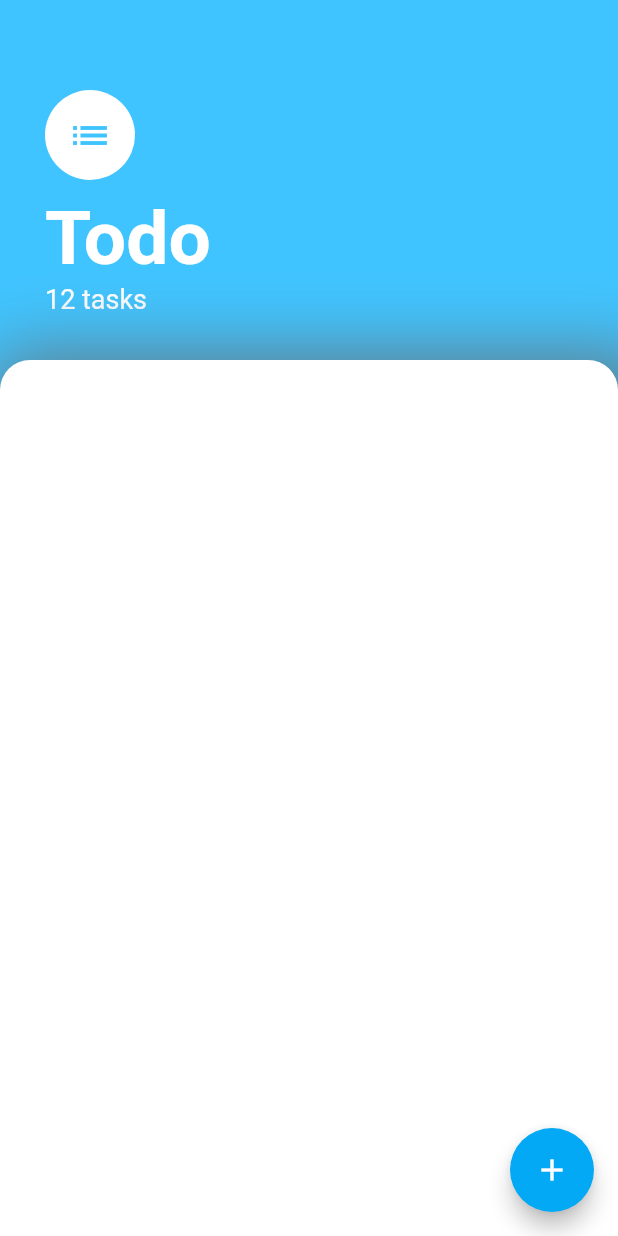
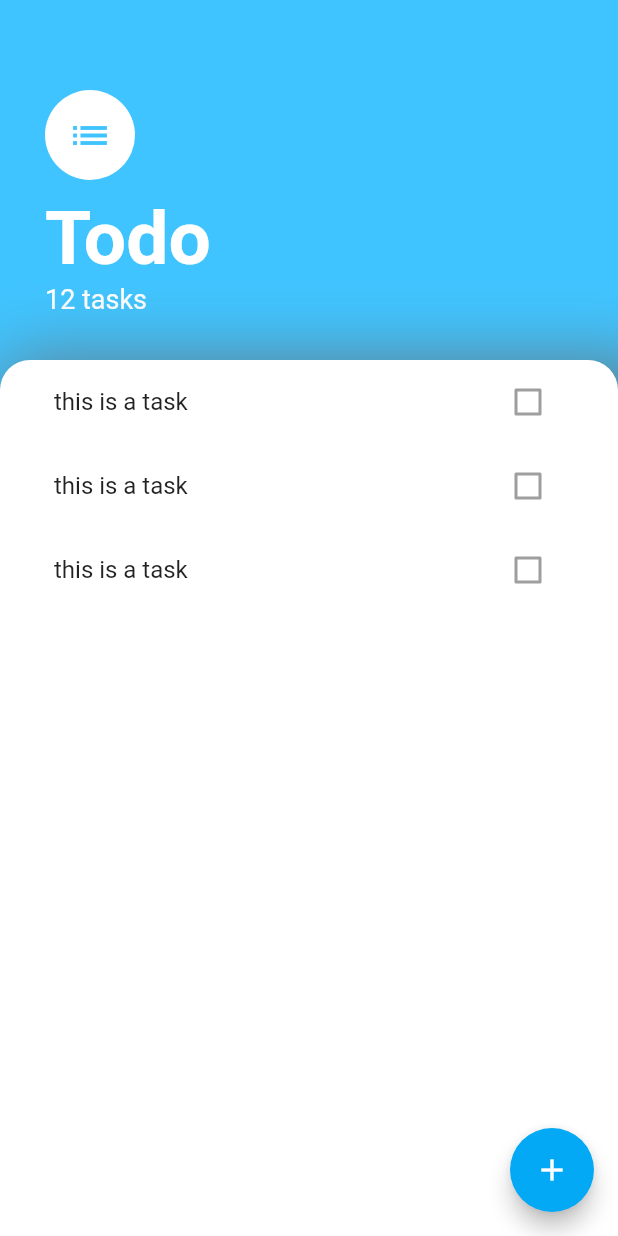
Before and after one commit to revanthRaghuPrasad/todos-flutter, a Flutter app: the screen it shows after launch, on a phone screen of 412 x 824 dp. Run offline on Flutter 3.47's test engine with Material 2 defaults, Android fonts, the phone set to English and light mode, and no system bars.

Commit message:
added ListView & ListTile and moved to widgets dir

```diff
--- a/lib/screens/tasks_screen.dart
+++ b/lib/screens/tasks_screen.dart
@@ -1,10 +1,14 @@
 import 'package:flutter/material.dart';
+import 'package:todo_flutter/widgets/task_list.dart';
 
 class TasksScreen extends StatelessWidget {
   @override
   Widget build(BuildContext context) {
     return Scaffold(
       floatingActionButton: FloatingActionButton(
+        onPressed: () {
+          //
+        },
         backgroundColor: Colors.lightBlue,
         child: Icon(Icons.add),
       ),
@@ -50,6 +54,7 @@ class TasksScreen extends StatelessWidget {
           ),
           Expanded(
             child: Container(
+              padding: EdgeInsets.symmetric(horizontal: 20.0),
               decoration: BoxDecoration(
                 boxShadow: [
                   BoxShadow(
@@ -57,8 +62,8 @@ class TasksScreen extends StatelessWidget {
                     blurRadius: 40.0, // soften the shadow
                     spreadRadius: 15.0, //extend the shadow
                     offset: Offset(
-                      10.0, // Move to right 10  horizontally
-                      10.0, // Move to bottom 10 Vertically
+                      15.0, // Move to right 10  horizontally
+                      15.0, // Move to bottom 10 Vertically
                     ),
                   )
                 ],
@@ -68,6 +73,7 @@ class TasksScreen extends StatelessWidget {
                   topRight: Radius.circular(20.0),
                 ),
               ),
+              child: TasksLists(),
             ),
           )
         ],
--- /dev/null
+++ b/lib/widgets/task_list.dart
@@ -0,0 +1,19 @@
+import 'package:flutter/material.dart';
+import 'package:todo_flutter/widgets/task_tile.dart';
+
+class TasksLists extends StatelessWidget {
+  const TasksLists({
+    Key key,
+  }) : super(key: key);
+
+  @override
+  Widget build(BuildContext context) {
+    return ListView(
+      children: [
+        TaskTile(),
+        TaskTile(),
+        TaskTile(),
+      ],
+    );
+  }
+}
--- /dev/null
+++ b/lib/widgets/task_tile.dart
@@ -0,0 +1,17 @@
+import 'package:flutter/material.dart';
+
+class TaskTile extends StatelessWidget {
+  const TaskTile({
+    Key key,
+  }) : super(key: key);
+
+  @override
+  Widget build(BuildContext context) {
+    return ListTile(
+      title: Text('this is a task'),
+      trailing: Checkbox(
+        value: false,
+      ),
+    );
+  }
+}
```
